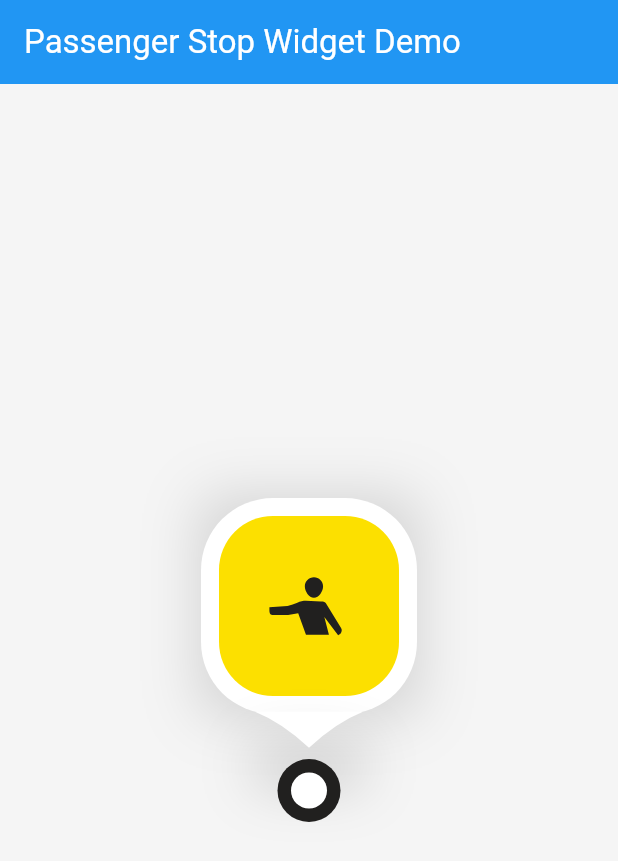
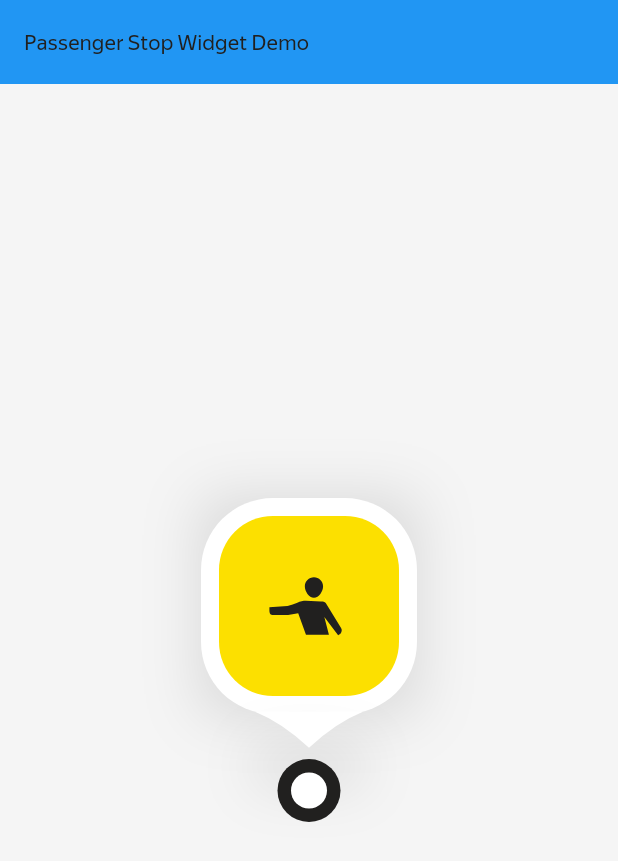
Before and after one commit to ChabanovX/alice-sdk, a Flutter app: the screen it shows after launch, on a phone screen of 412 x 824 dp. Shown: the top 861 px of the screen. Run offline on Flutter 3.47's test engine with Material 3 defaults, Android fonts, the phone set to English and light mode, and no system bars; our stand-ins replace flutter_svg, just_audio, rxdart.

Commit message:
modified PassengerStopWidget1 by app theme

```diff
--- a/mobile/lib/main.dart
+++ b/mobile/lib/main.dart
@@ -1,5 +1,6 @@
 import 'package:flutter/material.dart';
 import 'widgets/widgets.dart';
+import 'theme.dart';
 
 void main() {
   runApp(const MainApp());
@@ -11,6 +12,8 @@ class MainApp extends StatelessWidget {
   @override
   Widget build(BuildContext context) {
     return MaterialApp(
+      theme: lightTheme,
+      themeMode: ThemeMode.system,
       home: Scaffold(
         backgroundColor: Colors.grey[100],
         appBar: AppBar(
--- a/mobile/lib/widgets/passenger_stop/passenger_stop_widget1.dart
+++ b/mobile/lib/widgets/passenger_stop/passenger_stop_widget1.dart
@@ -1,5 +1,6 @@
 import 'package:flutter/material.dart';
 import 'package:flutter_svg/flutter_svg.dart';
+import '../../theme.dart';
 
 /// Виджет остановки пассажира с желтым фоном и иконкой человека
 class PassengerStopWidget1 extends StatelessWidget {
@@ -7,6 +8,9 @@ class PassengerStopWidget1 extends StatelessWidget {
 
   @override
   Widget build(BuildContext context) {
+    final colors = context.colors;
+    final theme = Theme.of(context);
+
     return Container(
       width: 48,
       height: 72,
@@ -20,7 +24,7 @@ class PassengerStopWidget1 extends StatelessWidget {
             decoration: BoxDecoration(
               boxShadow: [
                 BoxShadow(
-                  color: Colors.black.withValues(alpha: 0.15),
+                  color: theme.colorScheme.shadow,
                   offset: Offset.zero,
                   blurRadius: 10,
                 ),
@@ -28,13 +32,13 @@ class PassengerStopWidget1 extends StatelessWidget {
             ),
             child: Container(
               decoration: BoxDecoration(
-                color: Colors.white,
+                color: theme.colorScheme.surface,
                 borderRadius: BorderRadius.circular(16),
               ),
               child: Container(
                 margin: const EdgeInsets.all(4),
                 decoration: BoxDecoration(
-                  color: const Color(0xFFFCE000),
+                  color: colors.controlMain,
                   borderRadius: BorderRadius.circular(12),
                 ),
                 child: Center(
@@ -55,7 +59,7 @@ class PassengerStopWidget1 extends StatelessWidget {
               decoration: BoxDecoration(
                 boxShadow: [
                   BoxShadow(
-                    color: Colors.black.withValues(alpha: 0.2),
+                    color: theme.colorScheme.shadow,
                     offset: const Offset(0, 8),
                     blurRadius: 10,
                   ),
@@ -63,7 +67,7 @@ class PassengerStopWidget1 extends StatelessWidget {
               ),
               child: CustomPaint(
                 size: const Size(24, 8),
-                painter: _TailPainter(),
+                painter: _TailPainter(color: theme.colorScheme.surface),
               ),
             ),
           ),
@@ -75,13 +79,13 @@ class PassengerStopWidget1 extends StatelessWidget {
               width: 14,
               height: 14,
               decoration: BoxDecoration(
-                color: const Color(0xFF21201F),
+                color: colors.text,
                 shape: BoxShape.circle,
               ),
               child: Container(
                 margin: const EdgeInsets.all(3),
-                decoration: const BoxDecoration(
-                  color: Colors.white,
+                decoration: BoxDecoration(
+                  color: theme.colorScheme.surface,
                   shape: BoxShape.circle,
                 ),
               ),
@@ -95,10 +99,14 @@ class PassengerStopWidget1 extends StatelessWidget {
 
 /// Painter для создания треугольного хвоста указателя с вогнутыми сторонами
 class _TailPainter extends CustomPainter {
+  const _TailPainter({required this.color});
+
+  final Color color;
+
   @override
   void paint(Canvas canvas, Size size) {
     final Paint paint = Paint()
-      ..color = Colors.white
+      ..color = color
       ..style = PaintingStyle.fill;
     final Path path = Path();
     path.moveTo(0, 0);
```
